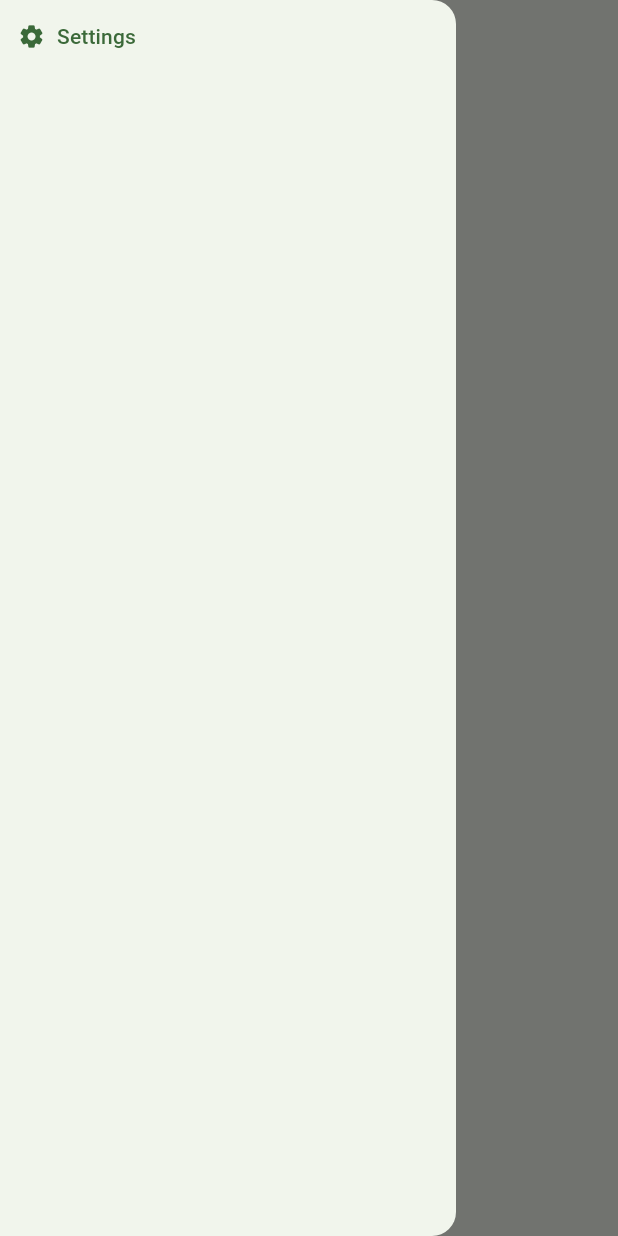
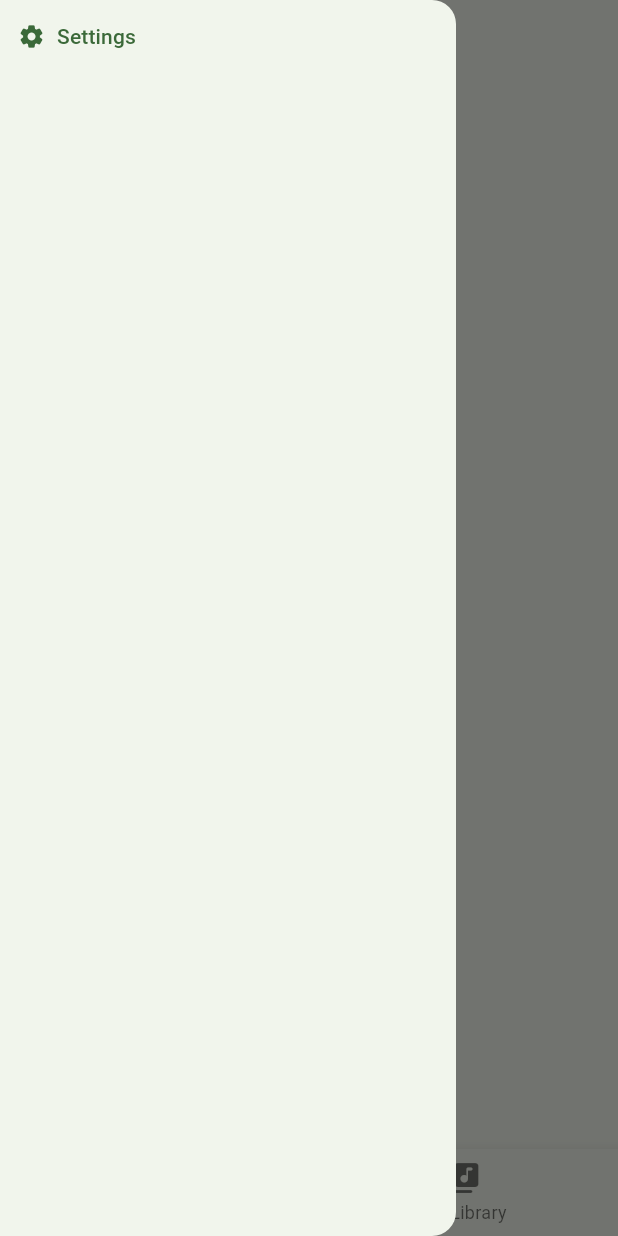
Before and after one commit to mishkov/esketit_music_app, a Flutter app: the screen it shows after launch, with the side drawer open, on a phone screen of 412 x 824 dp. Run offline on Flutter 3.47's test engine with Material 3 defaults, Android fonts, the light colour scheme and no system bars; our stand-ins replace bloc, equatable, flutter_bloc, just_audio, just_audio_background, sentry_flutter and 1 more; network calls fail.

```diff
--- /dev/null
+++ b/lib/ui/bottom_navigation_bar/esketit_bottom_navigation_bar.dart
@@ -0,0 +1,23 @@
+import 'package:flutter/material.dart';
+
+class EsketitBottomNavigationBar extends StatelessWidget {
+  const EsketitBottomNavigationBar({super.key});
+
+  @override
+  Widget build(BuildContext context) {
+    return BottomNavigationBar(
+      items: [
+        BottomNavigationBarItem(
+          // TODO: translate the text.
+          label: 'Home',
+          icon: Icon(Icons.home_rounded),
+        ),
+        BottomNavigationBarItem(
+          // TODO: translate the text.
+          label: 'My Library',
+          icon: Icon(Icons.library_music_rounded),
+        ),
+      ],
+    );
+  }
+}
--- a/lib/ui/home/home_screen.dart
+++ b/lib/ui/home/home_screen.dart
@@ -1,3 +1,4 @@
+import 'package:esketit_music_app/ui/bottom_navigation_bar/esketit_bottom_navigation_bar.dart';
 import 'package:esketit_music_app/ui/drawer/esketit_drawer.dart';
 import 'package:esketit_music_app/ui/player/bottom_player.dart';
 import 'package:esketit_music_app/use_case/player/bloc/player_bloc.dart';
@@ -24,13 +25,14 @@ class _HomeScreenState extends State<HomeScreen> {
   Widget build(BuildContext context) {
     return BlocBuilder<PlayerBloc, PlayerState>(
       builder: (context, state) {
-        return Stack(
-          children: [
-            Scaffold(
+        return Scaffold(
           // TODO; localize the title
           appBar: AppBar(title: Text('Tracks')),
           drawer: EsketitDrawer(),
-              body: BlocBuilder<TracksListBloc, TracksListState>(
+          bottomNavigationBar: EsketitBottomNavigationBar(),
+          body: Stack(
+            children: [
+              BlocBuilder<TracksListBloc, TracksListState>(
                 builder: (context, state) {
                   return ListView.separated(
                     itemCount: state.tracks.length,
@@ -54,10 +56,10 @@ class _HomeScreenState extends State<HomeScreen> {
                   );
                 },
               ),
-            ),
               if (state.selectedTrack != null)
                 Positioned(bottom: 0, right: 0, left: 0, child: BottomPlayer()),
             ],
+          ),
         );
       },
     );
```
Lines whose indentation alone changed are shown as unchanged.
